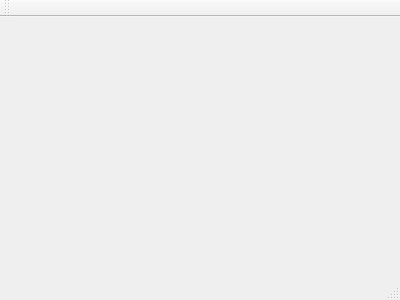
The window that adv_projects/kerdo/mainwindow.ui (grigp/a-analyser) describes before a commit, drawn with Qt 5.
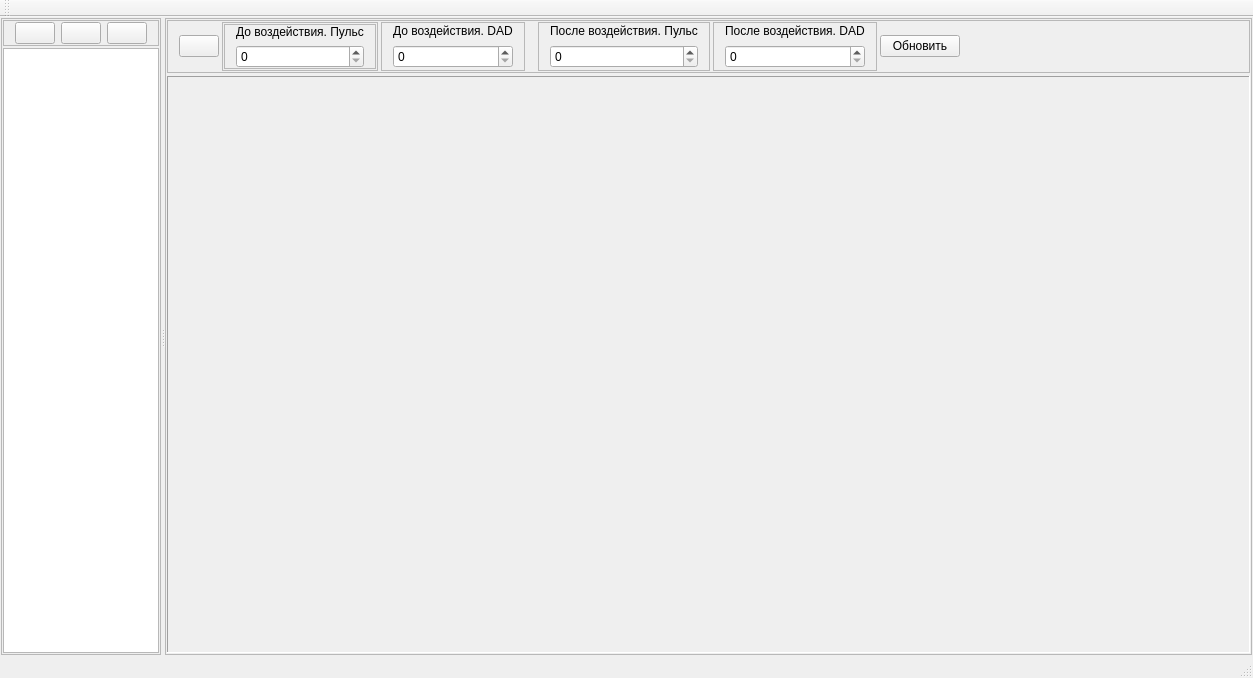
The same window after the commit. Icons and pictures are not drawn.

Diff of the .ui file:
```diff
--- a/adv_projects/kerdo/mainwindow.ui
+++ b/adv_projects/kerdo/mainwindow.ui
@@ -1,24 +1,576 @@
 <ui version="4.0">
  <class>MainWindow</class>
- <widget class="QMainWindow" name="MainWindow" >
-  <property name="geometry" >
+ <widget class="QMainWindow" name="MainWindow">
+  <property name="geometry">
    <rect>
     <x>0</x>
     <y>0</y>
-    <width>400</width>
-    <height>300</height>
+    <width>1253</width>
+    <height>678</height>
    </rect>
   </property>
   <property name="windowTitle" >
    <string>MainWindow</string>
   </property>
-  <widget class="QMenuBar" name="menuBar" />
-  <widget class="QToolBar" name="mainToolBar" />
-  <widget class="QWidget" name="centralWidget" />
-  <widget class="QStatusBar" name="statusBar" />
+  <widget class="QWidget" name="centralWidget">
+   <layout class="QHBoxLayout" name="horizontalLayout">
+    <property name="spacing">
+     <number>4</number>
+    </property>
+    <property name="leftMargin">
+     <number>1</number>
+    </property>
+    <property name="topMargin">
+     <number>1</number>
+    </property>
+    <property name="rightMargin">
+     <number>1</number>
+    </property>
+    <property name="bottomMargin">
+     <number>1</number>
+    </property>
+    <item>
+     <widget class="QSplitter" name="splitter">
+      <property name="orientation">
+       <enum>Qt::Horizontal</enum>
+      </property>
+      <widget class="QFrame" name="frMans">
+       <property name="sizePolicy">
+        <sizepolicy hsizetype="Preferred" vsizetype="Preferred">
+         <horstretch>1</horstretch>
+         <verstretch>0</verstretch>
+        </sizepolicy>
+       </property>
+       <property name="frameShape">
+        <enum>QFrame::StyledPanel</enum>
+       </property>
+       <property name="frameShadow">
+        <enum>QFrame::Raised</enum>
+       </property>
+       <layout class="QVBoxLayout" name="verticalLayout">
+        <property name="spacing">
+         <number>2</number>
+        </property>
+        <property name="leftMargin">
+         <number>1</number>
+        </property>
+        <property name="topMargin">
+         <number>1</number>
+        </property>
+        <property name="rightMargin">
+         <number>1</number>
+        </property>
+        <property name="bottomMargin">
+         <number>1</number>
+        </property>
+        <item>
+         <widget class="QFrame" name="frMansTools">
+          <property name="frameShape">
+           <enum>QFrame::StyledPanel</enum>
+          </property>
+          <property name="frameShadow">
+           <enum>QFrame::Raised</enum>
+          </property>
+          <layout class="QHBoxLayout" name="horizontalLayout_2">
+           <property name="topMargin">
+            <number>1</number>
+           </property>
+           <property name="bottomMargin">
+            <number>1</number>
+           </property>
+           <item>
+            <widget class="QPushButton" name="btnNewMan">
+             <property name="text">
+              <string/>
+             </property>
+             <property name="icon">
+              <iconset resource="kerdo.qrc">
+               <normaloff>:/images/PatientAdd.png</normaloff>:/images/PatientAdd.png</iconset>
+             </property>
+             <property name="iconSize">
+              <size>
+               <width>30</width>
+               <height>30</height>
+              </size>
+             </property>
+            </widget>
+           </item>
+           <item>
+            <widget class="QPushButton" name="btnDelMan">
+             <property name="text">
+              <string/>
+             </property>
+             <property name="icon">
+              <iconset resource="kerdo.qrc">
+               <normaloff>:/images/PatientsDel.png</normaloff>:/images/PatientsDel.png</iconset>
+             </property>
+             <property name="iconSize">
+              <size>
+               <width>30</width>
+               <height>30</height>
+              </size>
+             </property>
+            </widget>
+           </item>
+           <item>
+            <widget class="QPushButton" name="btnEditMan">
+             <property name="text">
+              <string/>
+             </property>
+             <property name="icon">
+              <iconset resource="kerdo.qrc">
+               <normaloff>:/images/PatientsCard.png</normaloff>:/images/PatientsCard.png</iconset>
+             </property>
+             <property name="iconSize">
+              <size>
+               <width>30</width>
+               <height>30</height>
+              </size>
+             </property>
+            </widget>
+           </item>
+           <item>
+            <spacer name="horizontalSpacer">
+             <property name="orientation">
+              <enum>Qt::Horizontal</enum>
+             </property>
+             <property name="sizeHint" stdset="0">
+              <size>
+               <width>40</width>
+               <height>20</height>
+              </size>
+             </property>
+            </spacer>
+           </item>
+          </layout>
+         </widget>
+        </item>
+        <item>
+         <widget class="QTreeView" name="tvMans"/>
+        </item>
+       </layout>
+      </widget>
+      <widget class="QFrame" name="frTests">
+       <property name="sizePolicy">
+        <sizepolicy hsizetype="Preferred" vsizetype="Preferred">
+         <horstretch>10</horstretch>
+         <verstretch>0</verstretch>
+        </sizepolicy>
+       </property>
+       <property name="frameShape">
+        <enum>QFrame::StyledPanel</enum>
+       </property>
+       <property name="frameShadow">
+        <enum>QFrame::Raised</enum>
+       </property>
+       <layout class="QVBoxLayout" name="verticalLayout_7">
+        <property name="spacing">
+         <number>3</number>
+        </property>
+        <property name="leftMargin">
+         <number>1</number>
+        </property>
+        <property name="topMargin">
+         <number>1</number>
+        </property>
+        <property name="rightMargin">
+         <number>1</number>
+        </property>
+        <property name="bottomMargin">
+         <number>1</number>
+        </property>
+        <item>
+         <widget class="QFrame" name="frTestsTools">
+          <property name="sizePolicy">
+           <sizepolicy hsizetype="Preferred" vsizetype="Fixed">
+            <horstretch>0</horstretch>
+            <verstretch>0</verstretch>
+           </sizepolicy>
+          </property>
+          <property name="frameShape">
+           <enum>QFrame::StyledPanel</enum>
+          </property>
+          <property name="frameShadow">
+           <enum>QFrame::Raised</enum>
+          </property>
+          <layout class="QHBoxLayout" name="horizontalLayout_3">
+           <property name="spacing">
+            <number>3</number>
+           </property>
+           <property name="leftMargin">
+            <number>11</number>
+           </property>
+           <property name="topMargin">
+            <number>1</number>
+           </property>
+           <property name="rightMargin">
+            <number>11</number>
+           </property>
+           <property name="bottomMargin">
+            <number>1</number>
+           </property>
+           <item>
+            <widget class="QPushButton" name="btnNewTest">
+             <property name="text">
+              <string/>
+             </property>
+             <property name="icon">
+              <iconset resource="kerdo.qrc">
+               <normaloff>:/images/add.png</normaloff>:/images/add.png</iconset>
+             </property>
+             <property name="iconSize">
+              <size>
+               <width>35</width>
+               <height>35</height>
+              </size>
+             </property>
+            </widget>
+           </item>
+           <item>
+            <widget class="QFrame" name="frame">
+             <property name="frameShape">
+              <enum>QFrame::StyledPanel</enum>
+             </property>
+             <property name="frameShadow">
+              <enum>QFrame::Raised</enum>
+             </property>
+             <layout class="QHBoxLayout" name="horizontalLayout_4">
+              <property name="spacing">
+               <number>3</number>
+              </property>
+              <property name="leftMargin">
+               <number>1</number>
+              </property>
+              <property name="topMargin">
+               <number>1</number>
+              </property>
+              <property name="rightMargin">
+               <number>1</number>
+              </property>
+              <property name="bottomMargin">
+               <number>1</number>
+              </property>
+              <item>
+               <widget class="QFrame" name="frBeforePulse">
+                <property name="frameShape">
+                 <enum>QFrame::StyledPanel</enum>
+                </property>
+                <property name="frameShadow">
+                 <enum>QFrame::Raised</enum>
+                </property>
+                <layout class="QVBoxLayout" name="verticalLayout_3">
+                 <property name="topMargin">
+                  <number>0</number>
+                 </property>
+                 <property name="bottomMargin">
+                  <number>0</number>
+                 </property>
+                 <item>
+                  <widget class="QLabel" name="lblBeforePulse">
+                   <property name="sizePolicy">
+                    <sizepolicy hsizetype="Preferred" vsizetype="Fixed">
+                     <horstretch>0</horstretch>
+                     <verstretch>0</verstretch>
+                    </sizepolicy>
+                   </property>
+                   <property name="text">
+                    <string>До воздействия. Пульс</string>
+                   </property>
+                  </widget>
+                 </item>
+                 <item>
+                  <widget class="QSpinBox" name="edBeforePulse"/>
+                 </item>
+                </layout>
+               </widget>
+              </item>
+             </layout>
+            </widget>
+           </item>
+           <item>
+            <widget class="QFrame" name="frBeforeDAD">
+             <property name="frameShape">
+              <enum>QFrame::StyledPanel</enum>
+             </property>
+             <property name="frameShadow">
+              <enum>QFrame::Raised</enum>
+             </property>
+             <layout class="QVBoxLayout" name="verticalLayout_4">
+              <property name="topMargin">
+               <number>0</number>
+              </property>
+              <property name="bottomMargin">
+               <number>0</number>
+              </property>
+              <item>
+               <widget class="QLabel" name="lblBeforeDAD">
+                <property name="sizePolicy">
+                 <sizepolicy hsizetype="Preferred" vsizetype="Fixed">
+                  <horstretch>0</horstretch>
+                  <verstretch>0</verstretch>
+                 </sizepolicy>
+                </property>
+                <property name="text">
+                 <string>До воздействия. DAD</string>
+                </property>
+               </widget>
+              </item>
+              <item>
+               <widget class="QSpinBox" name="edBeforeDAD"/>
+              </item>
+             </layout>
+            </widget>
+           </item>
+           <item>
+            <spacer name="horizontalSpacer_3">
+             <property name="orientation">
+              <enum>Qt::Horizontal</enum>
+             </property>
+             <property name="sizeType">
+              <enum>QSizePolicy::Fixed</enum>
+             </property>
+             <property name="sizeHint" stdset="0">
+              <size>
+               <width>10</width>
+               <height>20</height>
+              </size>
+             </property>
+            </spacer>
+           </item>
+           <item>
+            <widget class="QFrame" name="frAfterPulse">
+             <property name="frameShape">
+              <enum>QFrame::StyledPanel</enum>
+             </property>
+             <property name="frameShadow">
+              <enum>QFrame::Raised</enum>
+             </property>
+             <layout class="QVBoxLayout" name="verticalLayout_5">
+              <property name="topMargin">
+               <number>0</number>
+              </property>
+              <property name="bottomMargin">
+               <number>0</number>
+              </property>
+              <item>
+               <widget class="QLabel" name="lblAfterPulse">
+                <property name="sizePolicy">
+                 <sizepolicy hsizetype="Preferred" vsizetype="Fixed">
+                  <horstretch>0</horstretch>
+                  <verstretch>0</verstretch>
+                 </sizepolicy>
+                </property>
+                <property name="text">
+                 <string>После воздействия. Пульс</string>
+                </property>
+               </widget>
+              </item>
+              <item>
+               <widget class="QSpinBox" name="edAfterPulse"/>
+              </item>
+             </layout>
+            </widget>
+           </item>
+           <item>
+            <widget class="QFrame" name="frAfterDAD">
+             <property name="frameShape">
+              <enum>QFrame::StyledPanel</enum>
+             </property>
+             <property name="frameShadow">
+              <enum>QFrame::Raised</enum>
+             </property>
+             <layout class="QVBoxLayout" name="verticalLayout_6">
+              <property name="topMargin">
+               <number>0</number>
+              </property>
+              <property name="bottomMargin">
+               <number>0</number>
+              </property>
+              <item>
+               <widget class="QLabel" name="lblAfterDAD">
+                <property name="sizePolicy">
+                 <sizepolicy hsizetype="Preferred" vsizetype="Fixed">
+                  <horstretch>0</horstretch>
+                  <verstretch>0</verstretch>
+                 </sizepolicy>
+                </property>
+                <property name="text">
+                 <string>После воздействия. DAD</string>
+                </property>
+               </widget>
+              </item>
+              <item>
+               <widget class="QSpinBox" name="edAfterDAD"/>
+              </item>
+             </layout>
+            </widget>
+           </item>
+           <item>
+            <widget class="QPushButton" name="btnUpdate">
+             <property name="text">
+              <string>Обновить</string>
+             </property>
+            </widget>
+           </item>
+           <item>
+            <spacer name="horizontalSpacer_2">
+             <property name="orientation">
+              <enum>Qt::Horizontal</enum>
+             </property>
+             <property name="sizeHint" stdset="0">
+              <size>
+               <width>40</width>
+               <height>20</height>
+              </size>
+             </property>
+            </spacer>
+           </item>
+          </layout>
+         </widget>
+        </item>
+        <item>
+         <widget class="QFrame" name="frGraph">
+          <property name="frameShape">
+           <enum>QFrame::Panel</enum>
+          </property>
+          <property name="frameShadow">
+           <enum>QFrame::Sunken</enum>
+          </property>
+          <layout class="QVBoxLayout" name="verticalLayout_2">
+           <property name="leftMargin">
+            <number>1</number>
+           </property>
+           <property name="topMargin">
+            <number>1</number>
+           </property>
+           <property name="rightMargin">
+            <number>1</number>
+           </property>
+           <property name="bottomMargin">
+            <number>1</number>
+           </property>
+           <item>
+            <widget class="QWidget" name="wgtGraph" native="true"/>
+           </item>
+          </layout>
+         </widget>
+        </item>
+       </layout>
+      </widget>
+     </widget>
+    </item>
+   </layout>
+  </widget>
+  <widget class="QMenuBar" name="menuBar">
+   <property name="geometry">
+    <rect>
+     <x>0</x>
+     <y>0</y>
+     <width>1253</width>
+     <height>21</height>
+    </rect>
+   </property>
+  </widget>
+  <widget class="QToolBar" name="mainToolBar">
+   <attribute name="toolBarArea">
+    <enum>TopToolBarArea</enum>
+   </attribute>
+   <attribute name="toolBarBreak">
+    <bool>false</bool>
+   </attribute>
+  </widget>
+  <widget class="QStatusBar" name="statusBar"/>
  </widget>
- <layoutDefault spacing="6" margin="11" />
- <pixmapfunction></pixmapfunction>
- <resources/>
- <connections/>
+ <layoutdefault spacing="6" margin="11"/>
+ <resources>
+  <include location="kerdo.qrc"/>
+ </resources>
+ <connections>
+  <connection>
+   <sender>btnNewMan</sender>
+   <signal>clicked()</signal>
+   <receiver>MainWindow</receiver>
+   <slot>addMan()</slot>
+   <hints>
+    <hint type="sourcelabel">
+     <x>41</x>
+     <y>58</y>
+    </hint>
+    <hint type="destinationlabel">
+     <x>894</x>
+     <y>21</y>
+    </hint>
+   </hints>
+  </connection>
+  <connection>
+   <sender>btnDelMan</sender>
+   <signal>clicked()</signal>
+   <receiver>MainWindow</receiver>
+   <slot>delMan()</slot>
+   <hints>
+    <hint type="sourcelabel">
+     <x>86</x>
+     <y>53</y>
+    </hint>
+    <hint type="destinationlabel">
+     <x>897</x>
+     <y>46</y>
+    </hint>
+   </hints>
+  </connection>
+  <connection>
+   <sender>btnEditMan</sender>
+   <signal>clicked()</signal>
+   <receiver>MainWindow</receiver>
+   <slot>editMan()</slot>
+   <hints>
+    <hint type="sourcelabel">
+     <x>149</x>
+     <y>62</y>
+    </hint>
+    <hint type="destinationlabel">
+     <x>895</x>
+     <y>74</y>
+    </hint>
+   </hints>
+  </connection>
+  <connection>
+   <sender>tvMans</sender>
+   <signal>activated(QModelIndex)</signal>
+   <receiver>MainWindow</receiver>
+   <slot>selectPatient(QModelIndex)</slot>
+   <hints>
+    <hint type="sourcelabel">
+     <x>117</x>
+     <y>159</y>
+    </hint>
+    <hint type="destinationlabel">
+     <x>1255</x>
+     <y>59</y>
+    </hint>
+   </hints>
+  </connection>
+  <connection>
+   <sender>tvMans</sender>
+   <signal>clicked(QModelIndex)</signal>
+   <receiver>MainWindow</receiver>
+   <slot>selectPatient(QModelIndex)</slot>
+   <hints>
+    <hint type="sourcelabel">
+     <x>145</x>
+     <y>132</y>
+    </hint>
+    <hint type="destinationlabel">
+     <x>1254</x>
+     <y>87</y>
+    </hint>
+   </hints>
+  </connection>
+ </connections>
+ <slots>
+  <slot>addMan()</slot>
+  <slot>delMan()</slot>
+  <slot>editMan()</slot>
+  <slot>selectPatient(QModelIndex)</slot>
+ </slots>
 </ui>
```
Left out of the diff: 5 changed lines with no effect on the pictures.
